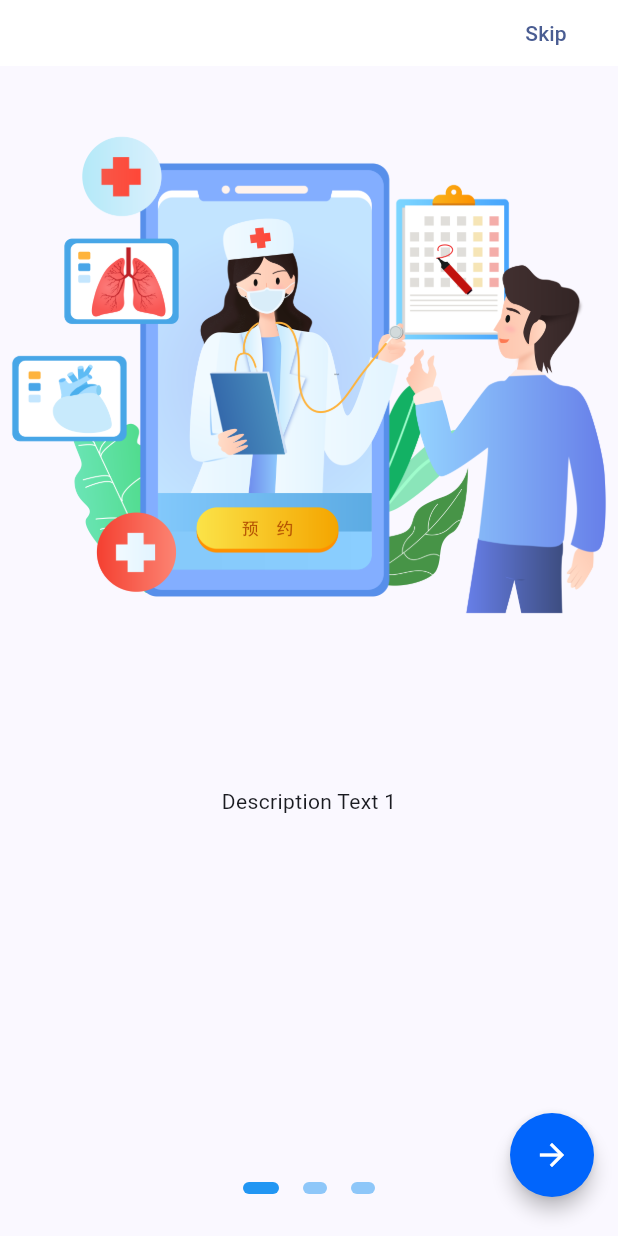
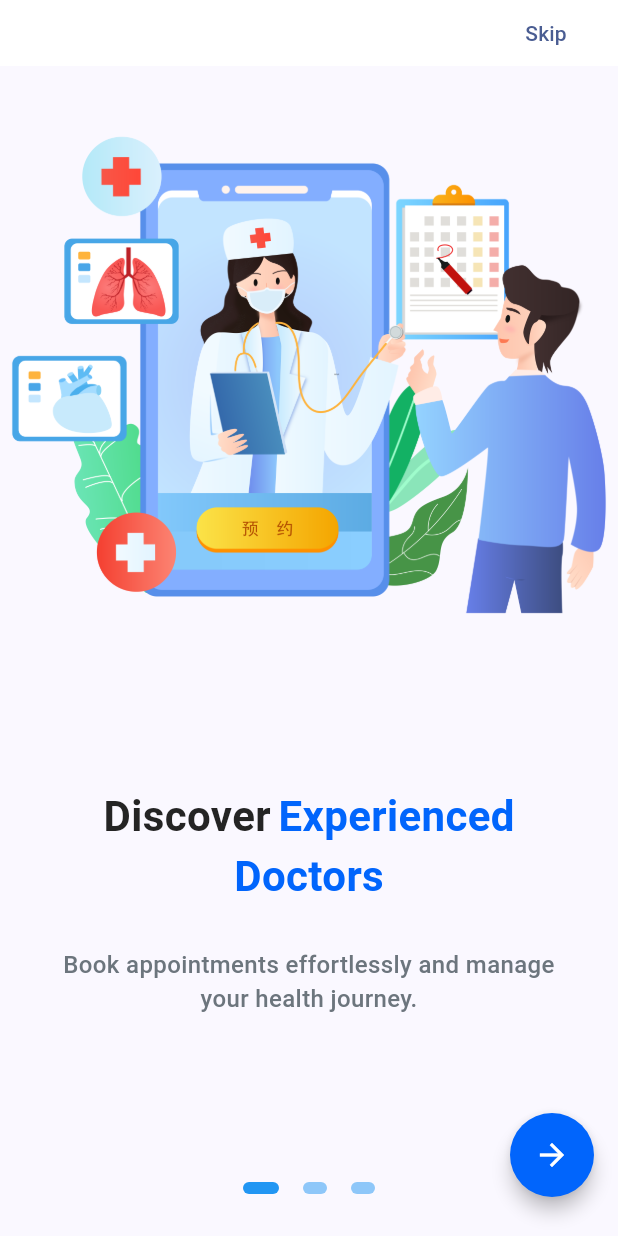
Before and after one commit to CodeWithCrescent/Flutter-DocFinder-App, a Flutter app: the OnBoardingScreen screen opened by its route, on a phone screen of 412 x 824 dp. Run offline on Flutter 3.47's test engine with Material 3 defaults, Android fonts, the phone set to English and light mode, and no system bars; drawn by our look-alikes of flutter_onboarding_slider; our stand-ins replace hexcolor.

Commit message:
Created the onboarding pages

```diff
--- a/lib/screens/onboarding_screen.dart
+++ b/lib/screens/onboarding_screen.dart
@@ -17,6 +17,14 @@ class OnBoardingScreen extends StatelessWidget {
               RoundedRectangleBorder(borderRadius: BorderRadius.circular(32)),
           backgroundColor: GlobalColor.primary,
         ),
+        onFinish: () {
+          debugPrint('To Register page!!');
+          Navigator.of(context).pushReplacementNamed('/register');
+        },
+        trailingFunction: () {
+          debugPrint('To Login Page!!');
+          Navigator.of(context).pushNamed('/login');
+        },
         skipTextButton: const Text('Skip'),
         trailing: const Text('Login'),
         centerBackground: true,
@@ -29,35 +37,167 @@ class OnBoardingScreen extends StatelessWidget {
         speed: 1.8,
         pageBodies: [
           Container(
+            height: MediaQuery.of(context).size.height,
+            width: MediaQuery.of(context).size.width,
             padding: const EdgeInsets.symmetric(horizontal: 40),
-            child: const Column(
+            child: Column(
               children: <Widget>[
-                SizedBox(
+                const SizedBox(
                   height: 480,
                 ),
-                Text('Description Text 1'),
+                Row(
+                  mainAxisAlignment: MainAxisAlignment.center,
+                  children: [
+                    Text(
+                      'Discover',
+                      style: TextStyle(
+                        color: GlobalColor.black,
+                        fontSize: 28,
+                        fontWeight: FontWeight.w600,
+                      ),
+                    ),
+                    const SizedBox(width: 5),
+                    Text(
+                      'Experienced',
+                      softWrap: true,
+                      style: TextStyle(
+                        color: GlobalColor.primary,
+                        fontSize: 28,
+                        fontWeight: FontWeight.w600,
+                      ),
+                    ),
+                  ],
+                ),
+                Text(
+                  'Doctors',
+                  softWrap: true,
+                  style: TextStyle(
+                    color: GlobalColor.primary,
+                    fontSize: 28,
+                    fontWeight: FontWeight.w600,
+                  ),
+                ),
+                SizedBox(height: MediaQuery.of(context).size.height / 30),
+                Text(
+                  'Book appointments effortlessly and manage your health journey.',
+                  softWrap: true,
+                  textAlign: TextAlign.center,
+                  style: TextStyle(
+                    color: GlobalColor.grey,
+                    fontSize: 16,
+                    fontWeight: FontWeight.w500,
+                  ),
+                ),
               ],
             ),
           ),
           Container(
+            height: MediaQuery.of(context).size.height,
+            width: MediaQuery.of(context).size.width,
             padding: const EdgeInsets.symmetric(horizontal: 40),
-            child: const Column(
+            child: Column(
               children: <Widget>[
-                SizedBox(
+                const SizedBox(
                   height: 480,
                 ),
-                Text('Description Text 2'),
+                Row(
+                  mainAxisAlignment: MainAxisAlignment.center,
+                  children: [
+                    Text(
+                      'Learn About',
+                      style: TextStyle(
+                        color: GlobalColor.primary,
+                        fontSize: 28,
+                        fontWeight: FontWeight.w600,
+                      ),
+                    ),
+                    const SizedBox(width: 5),
+                    Text(
+                      'Your',
+                      softWrap: true,
+                      style: TextStyle(
+                        color: GlobalColor.black,
+                        fontSize: 28,
+                        fontWeight: FontWeight.w600,
+                      ),
+                    ),
+                  ],
+                ),
+                Text(
+                  'Doctors',
+                  softWrap: true,
+                  style: TextStyle(
+                    color: GlobalColor.black,
+                    fontSize: 28,
+                    fontWeight: FontWeight.w600,
+                  ),
+                ),
+                SizedBox(height: MediaQuery.of(context).size.height / 30),
+                Text(
+                  'Book appointments effortlessly and manage your health journey.',
+                  softWrap: true,
+                  textAlign: TextAlign.center,
+                  style: TextStyle(
+                    color: GlobalColor.grey,
+                    fontSize: 16,
+                    fontWeight: FontWeight.w500,
+                  ),
+                ),
               ],
             ),
           ),
           Container(
+            height: MediaQuery.of(context).size.height,
+            width: MediaQuery.of(context).size.width,
             padding: const EdgeInsets.symmetric(horizontal: 40),
-            child: const Column(
+            child: Column(
               children: <Widget>[
-                SizedBox(
+                const SizedBox(
                   height: 480,
                 ),
-                Text('Description Text 3'),
+                Row(
+                  mainAxisAlignment: MainAxisAlignment.center,
+                  children: [
+                    Text(
+                      'Effortless',
+                      style: TextStyle(
+                        color: GlobalColor.black,
+                        fontSize: 28,
+                        fontWeight: FontWeight.w600,
+                      ),
+                    ),
+                    const SizedBox(width: 5),
+                    Text(
+                      'Appointment',
+                      softWrap: true,
+                      style: TextStyle(
+                        color: GlobalColor.primary,
+                        fontSize: 28,
+                        fontWeight: FontWeight.w600,
+                      ),
+                    ),
+                  ],
+                ),
+                Text(
+                  'Booking',
+                  softWrap: true,
+                  style: TextStyle(
+                    color: GlobalColor.black,
+                    fontSize: 28,
+                    fontWeight: FontWeight.w600,
+                  ),
+                ),
+                SizedBox(height: MediaQuery.of(context).size.height / 30),
+                Text(
+                  'Book appointments effortlessly and manage your health journey.',
+                  softWrap: true,
+                  textAlign: TextAlign.center,
+                  style: TextStyle(
+                    color: GlobalColor.grey,
+                    fontSize: 16,
+                    fontWeight: FontWeight.w500,
+                  ),
+                ),
               ],
             ),
           ),
```
